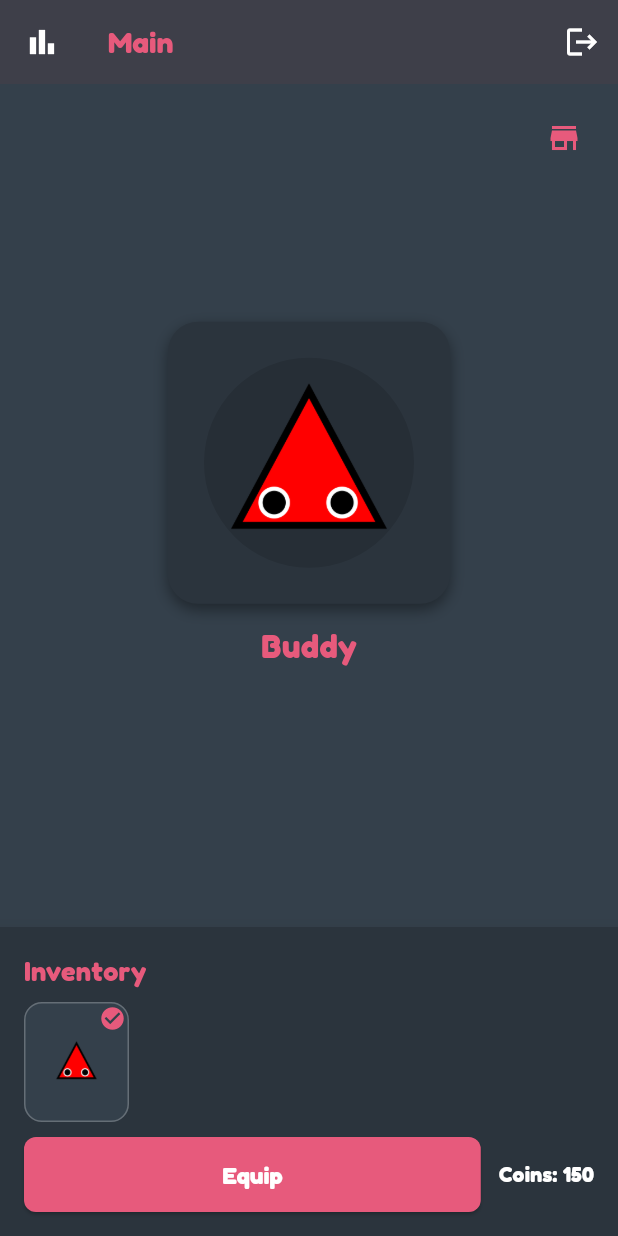
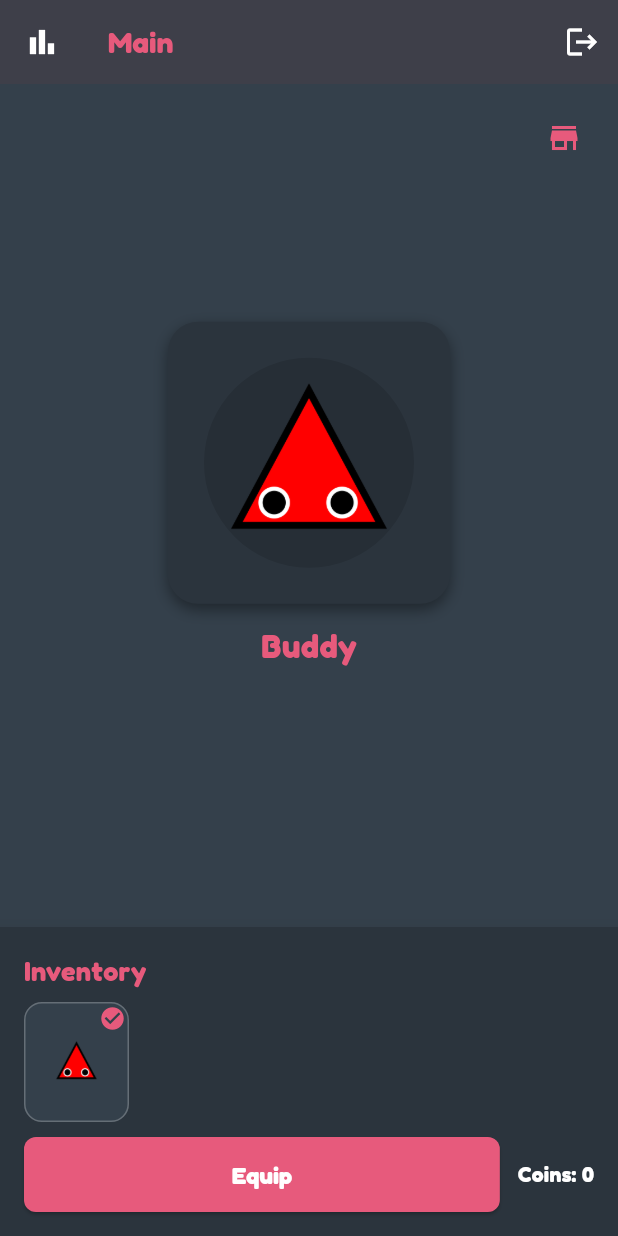
Before and after one commit to austinglashure/MobileScreenBuddy, a Flutter app: the MainView screen opened directly with empty values, on a phone screen of 412 x 824 dp. Run offline on Flutter 3.47's test engine with Material 3 defaults, Android fonts, the light colour scheme and no system bars; our stand-ins replace shared_preferences; accounts and stored records are empty; network calls fail.

Commit message:
added necessary packages offloaded some data to separate file integrated login api functionality integrated getting coins from api

```diff
--- a/screenbuddy_mobile/lib/main.dart
+++ b/screenbuddy_mobile/lib/main.dart
@@ -1,5 +1,10 @@
+import 'dart:convert';
 import 'dart:math';
 import 'package:flutter/material.dart';
+import 'package:http/http.dart' as http;
+import 'package:shared_preferences/shared_preferences.dart';
+
+import 'shop.dart';
 
 void main() => runApp(MyApp());
 
@@ -88,6 +93,7 @@ class AppState {
   bool loggedIn = false;
   int coins = 150;
   String? pendingEmailCode;
+  String? token;
 
   final List<AvatarItem> owned = [
     AvatarItem(
@@ -97,26 +103,7 @@ class AppState {
     ),
   ];
 
-  final List<AvatarItem> shop = [
-    AvatarItem(
-      assetPath: 'assets/buddies/triangle/triangleGreen.png',
-      name: "Green Buddy",
-      id: 1,
-      price: 50,
-    ),
-    AvatarItem(
-      assetPath: 'assets/buddies/triangle/triangleBlue.png',
-      name: "Blue Buddy",
-      id: 2,
-      price: 75,
-    ),
-    AvatarItem(
-      assetPath: 'assets/buddies/triangle/triangleOrange.png',
-      name: "Orange Buddy",
-      id: 3,
-      price: 100,
-    ),
-  ];
+  final List<AvatarItem> shop = shopList;
 
   int equippedId = 0;
 
@@ -143,19 +130,36 @@ class AppState {
     }
     return false;
   }
+
+  Future<int> getCoins() async {
+    final response = await http.get(
+      Uri.parse('https://cometcontacts4331.com/api/user'),
+      headers: {
+        'Content-Type': 'application/json',
+        'Authorization': 'Bearer $token',
+      },
+    );
+
+    if (response.statusCode != 200) {
+      print("Login failed by status code: ${response.statusCode}");
+      return 0;
     }
 
-class AvatarItem {
-  final String assetPath;
-  final String name;
-  final int id;
-  final int price;
-  AvatarItem({
-    required this.assetPath,
-    required this.name,
-    required this.id,
-    this.price = 0,
-  });
+    final body = response.body;
+    if (body.isEmpty) {
+      print("Login failed: Empty response body");
+      return 0;
+    }
+
+    final responseData = jsonDecode(body);
+    if (responseData['user'] == null) {
+      print("Login failed: No user data found");
+      return 0;
+    }
+
+    // coins = responseData['user']['coins'] ?? 0;
+    return responseData['user']['coins'] ?? 0;
+  }
 }
 
 /* ============================ AUTH SCREEN ============================== */
@@ -172,6 +176,7 @@ class _AuthScreenState extends State<AuthScreen> {
   final _formKey = GlobalKey<FormState>();
   String email = "";
   String password = "";
+  String username = "";
 
   InputDecoration _fieldDec(String label, IconData icon) => InputDecoration(
     labelText: label,
@@ -185,9 +190,34 @@ class _AuthScreenState extends State<AuthScreen> {
     ),
   );
 
-  void _handleSubmit() {
+  Future<void> _handleSubmit() async {
     _formKey.currentState?.save();
     if (showLogin) {
+      final response = await http.post(
+        Uri.parse('https://cometcontacts4331.com/api/login'),
+        body: jsonEncode({'username': username, 'password': password}),
+        headers: {'Content-Type': 'application/json'},
+      );
+
+      if (response.statusCode != 200) {
+        print("Login failed by status code: ${response.statusCode}");
+        return;
+      }
+
+      final body = response.body;
+      if (body.isEmpty) {
+        print("Login failed: Empty response body");
+        return;
+      }
+
+      final responseData = jsonDecode(body);
+      if (responseData['user'] == null) {
+        print("Login failed: No user data found");
+        return;
+      }
+
+      widget.state.token = responseData['token'];
+
       widget.state.loggedIn = true;
       Navigator.pushReplacement(
         context,
@@ -256,14 +286,33 @@ class _AuthScreenState extends State<AuthScreen> {
                     key: _formKey,
                     child: Column(
                       children: [
+                        showLogin
+                            ? const SizedBox.shrink()
+                            : Column(
+                                children: [
                                   TextFormField(
                                     style: const TextStyle(
                                       color: Colors.white,
                                       fontFamily: kFont,
                                     ),
                                     cursorColor: Colors.white,
-                          decoration: _fieldDec('Email', Icons.person),
+                                    decoration: _fieldDec(
+                                      'Email',
+                                      Icons.person_pin,
+                                    ),
                                     onSaved: (v) => email = v ?? '',
+                                  ),
+                                  const SizedBox(height: 16),
+                                ],
+                              ),
+                        TextFormField(
+                          style: const TextStyle(
+                            color: Colors.white,
+                            fontFamily: kFont,
+                          ),
+                          cursorColor: Colors.white,
+                          decoration: _fieldDec('Username', Icons.person),
+                          onSaved: (v) => username = v ?? '',
                         ),
                         const SizedBox(height: 16),
                         TextFormField(
@@ -568,6 +617,16 @@ class InventoryBar extends StatelessWidget {
 
   @override
   Widget build(BuildContext context) {
+    return FutureBuilder(
+      future: state.getCoins(),
+      builder: (context, snapshot) {
+        if (snapshot.hasData) {
+          state.coins = snapshot.data!;
+        } else if (snapshot.hasError) {
+          print("Error fetching coins: ${snapshot.error}");
+          state.coins = 0; // Fallback if error occurs
+        }
+
         return Material(
           elevation: 10,
           color: kDarkSurface,
@@ -644,6 +703,8 @@ class InventoryBar extends StatelessWidget {
               ],
             ),
           ),
+        );
+      },
     );
   }
 }
@@ -789,9 +850,7 @@ class _GoalsStatsViewState extends State<GoalsStatsView> {
               height: 200,
               child: CustomPaint(
                 painter: LineChartPainter(widget.state.dailyMinutes),
-                child: const Center(
-
-                ),
+                child: const Center(),
               ),
             ),
           ),
@@ -981,7 +1040,11 @@ class LineChartPainter extends CustomPainter {
     // Y labels
     for (double yVal = 0; yVal <= maxVal; yVal += dyStep) {
       final y = size.height - padding - (yVal / maxVal) * chartHeight;
-      canvas.drawLine(Offset(padding - 4, y), Offset(size.width - padding, y), axisPaint);
+      canvas.drawLine(
+        Offset(padding - 4, y),
+        Offset(size.width - padding, y),
+        axisPaint,
+      );
 
       final tp = TextPainter(
         text: TextSpan(text: yVal.toInt().toString(), style: labelStyle),
@@ -1001,9 +1064,16 @@ class LineChartPainter extends CustomPainter {
     }
 
     // X and Y lines
-    canvas.drawLine(Offset(padding, padding), Offset(padding, size.height - padding), axisPaint);
-    canvas.drawLine(Offset(padding, size.height - padding), Offset(size.width - padding, size.height - padding), axisPaint);
-
+    canvas.drawLine(
+      Offset(padding, padding),
+      Offset(padding, size.height - padding),
+      axisPaint,
+    );
+    canvas.drawLine(
+      Offset(padding, size.height - padding),
+      Offset(size.width - padding, size.height - padding),
+      axisPaint,
+    );
 
     // Title
 
@@ -1015,13 +1085,15 @@ class LineChartPainter extends CustomPainter {
       textDirection: TextDirection.ltr,
     )..layout();
 
-    titleTp.paint(canvas, Offset(
+    titleTp.paint(
+      canvas,
+      Offset(
         (size.width - titleTp.width) / 2,
         padding / 2 - titleTp.height / 2,
-    ));
+      ),
+    );
 
     /*-----------------------Drawing the Default Lines---------------------*/
-
 
     final averageMinutesPath = Path();
     for (int i = 0; i < averageDailyMinutes.length; i++) {
@@ -1040,7 +1112,10 @@ class LineChartPainter extends CustomPainter {
     // Middle of average line
     final avgMidIndex = (averageDailyMinutes.length / 2).floor();
     final avgMidX = padding + avgMidIndex * dx;
-    final avgMidY = size.height - padding - (averageDailyMinutes[avgMidIndex] / maxVal) * chartHeight;
+    final avgMidY =
+        size.height -
+        padding -
+        (averageDailyMinutes[avgMidIndex] / maxVal) * chartHeight;
 
     final avgLabel = TextPainter(
       text: const TextSpan(
@@ -1051,12 +1126,6 @@ class LineChartPainter extends CustomPainter {
     )..layout();
 
     avgLabel.paint(canvas, Offset(avgMidX - avgLabel.width / 2, avgMidY - 14));
-
-
-
-
-
-
 
     final healthyMinutesPath = Path();
     for (int i = 0; i < healthyDailyMinutes.length; i++) {
@@ -1075,7 +1144,10 @@ class LineChartPainter extends CustomPainter {
     // Middle of healthy line
     final healthyMidIndex = (healthyDailyMinutes.length / 2).floor();
     final healthyMidX = padding + healthyMidIndex * dx;
-    final healthyMidY = size.height - padding - (healthyDailyMinutes[healthyMidIndex] / maxVal) * chartHeight;
+    final healthyMidY =
+        size.height -
+        padding -
+        (healthyDailyMinutes[healthyMidIndex] / maxVal) * chartHeight;
 
     final healthyLabel = TextPainter(
       text: const TextSpan(
@@ -1085,10 +1157,10 @@ class LineChartPainter extends CustomPainter {
       textDirection: TextDirection.ltr,
     )..layout();
 
-    healthyLabel.paint(canvas, Offset(healthyMidX - healthyLabel.width / 2, healthyMidY - 14));
-
-
-
+    healthyLabel.paint(
+      canvas,
+      Offset(healthyMidX - healthyLabel.width / 2, healthyMidY - 14),
+    );
 
     canvas.drawPath(averageMinutesPath, averageMinutesColor);
     canvas.drawPath(healthyMinutesPath, healthyMinutesColor);
@@ -1115,13 +1187,16 @@ class LineChartPainter extends CustomPainter {
     final userLabel = TextPainter(
       text: const TextSpan(
         text: "You",
-        style: TextStyle(color: Colors.white70, fontSize: 12, fontWeight: FontWeight.bold),
+        style: TextStyle(
+          color: Colors.white70,
+          fontSize: 12,
+          fontWeight: FontWeight.bold,
+        ),
       ),
       textDirection: TextDirection.ltr,
     )..layout();
 
     userLabel.paint(canvas, Offset(userX + 4, userY - 6));
-
   }
 
   @override
@@ -1198,10 +1273,7 @@ class BarChart extends StatelessWidget {
                 child: Center(
                   child: Text(
                     days[i],
-                    style: const TextStyle(
-                      color: Colors.white70,
-                      fontSize: 10,
-                    ),
+                    style: const TextStyle(color: Colors.white70, fontSize: 10),
                   ),
                 ),
               );
--- /dev/null
+++ b/screenbuddy_mobile/lib/shop.dart
@@ -0,0 +1,219 @@
+class AvatarItem {
+  final String assetPath;
+  final String name;
+  final int id;
+  final int price;
+  AvatarItem({
+    required this.assetPath,
+    required this.name,
+    required this.id,
+    this.price = 0,
+  });
+}
+
+final List<AvatarItem> shopList = [
+  AvatarItem(
+    assetPath: 'assets/buddies/triangle/triangleGreen.png',
+    name: "Green Triangle",
+    id: 1,
+    price: 100,
+  ),
+  AvatarItem(
+    assetPath: 'assets/buddies/triangle/triangleBlue.png',
+    name: "Blue Triangle",
+    id: 2,
+    price: 100,
+  ),
+  AvatarItem(
+    assetPath: 'assets/buddies/triangle/triangleOrange.png',
+    name: "Orange Triangle",
+    id: 3,
+    price: 100,
+  ),
+  AvatarItem(
+    assetPath: 'assets/buddies/triangle/triangleWhite.png',
+    name: "White Triangle",
+    id: 4,
+    price: 100,
+  ),
+  AvatarItem(
+    assetPath: 'assets/buddies/triangle/triangleBlack.png',
+    name: "Black Triangle",
+    id: 5,
+    price: 100,
+  ),
+  AvatarItem(
+    assetPath: 'assets/buddies/triangle/trianglePink.png',
+    name: "Pink Triangle",
+    id: 6,
+    price: 100,
+  ),
+  AvatarItem(
+    assetPath: 'assets/buddies/square/squareRed.png',
+    name: "Red square",
+    id: 7,
+    price: 250,
+  ),
+  AvatarItem(
+    assetPath: 'assets/buddies/square/squareGreen.png',
+    name: "Green square",
+    id: 8,
+    price: 250,
+  ),
+  AvatarItem(
+    assetPath: 'assets/buddies/square/squareBlue.png',
+    name: "Blue square",
+    id: 9,
+    price: 250,
+  ),
+  AvatarItem(
+    assetPath: 'assets/buddies/square/squareOrange.png',
+    name: "Orange square",
+    id: 10,
+    price: 250,
+  ),
+  AvatarItem(
+    assetPath: 'assets/buddies/square/squareWhite.png',
+    name: "White square",
+    id: 11,
+    price: 250,
+  ),
+  AvatarItem(
+    assetPath: 'assets/buddies/square/squareBlack.png',
+    name: "Black square",
+    id: 12,
+    price: 250,
+  ),
+  AvatarItem(
+    assetPath: 'assets/buddies/square/squarePink.png',
+    name: "Pink square",
+    id: 13,
+    price: 250,
+  ),
+  AvatarItem(
+    assetPath: 'assets/buddies/pentagon/pentagonRed.png',
+    name: "Red pentagon",
+    id: 14,
+    price: 500,
+  ),
+  AvatarItem(
+    assetPath: 'assets/buddies/pentagon/pentagonGreen.png',
+    name: "Green pentagon",
+    id: 15,
+    price: 500,
+  ),
+  AvatarItem(
+    assetPath: 'assets/buddies/pentagon/pentagonBlue.png',
+    name: "Blue pentagon",
+    id: 16,
+    price: 500,
+  ),
+  AvatarItem(
+    assetPath: 'assets/buddies/pentagon/pentagonOrange.png',
+    name: "Orange pentagon",
+    id: 17,
+    price: 500,
+  ),
+  AvatarItem(
+    assetPath: 'assets/buddies/pentagon/pentagonWhite.png',
+    name: "White pentagon",
+    id: 18,
+    price: 500,
+  ),
+  AvatarItem(
+    assetPath: 'assets/buddies/pentagon/pentagonBlack.png',
+    name: "Black pentagon",
+    id: 19,
+    price: 500,
+  ),
+  AvatarItem(
+    assetPath: 'assets/buddies/pentagon/pentagonPink.png',
+    name: "Pink pentagon",
+    id: 20,
+    price: 500,
+  ),
+  AvatarItem(
+    assetPath: 'assets/buddies/hexagon/hexagonRed.png',
+    name: "Red hexagon",
+    id: 21,
+    price: 1000,
+  ),
+  AvatarItem(
+    assetPath: 'assets/buddies/hexagon/hexagonGreen.png',
+    name: "Green hexagon",
+    id: 22,
+    price: 1000,
+  ),
+  AvatarItem(
+    assetPath: 'assets/buddies/hexagon/hexagonBlue.png',
+    name: "Blue hexagon",
+    id: 23,
+    price: 1000,
+  ),
+  AvatarItem(
+    assetPath: 'assets/buddies/hexagon/hexagonOrange.png',
+    name: "Orange hexagon",
+    id: 24,
+    price: 1000,
+  ),
+  AvatarItem(
+    assetPath: 'assets/buddies/hexagon/hexagonWhite.png',
+    name: "White hexagon",
+    id: 25,
+    price: 1000,
+  ),
+  AvatarItem(
+    assetPath: 'assets/buddies/hexagon/hexagonBlack.png',
+    name: "Black hexagon",
+    id: 26,
+    price: 1000,
+  ),
+  AvatarItem(
+    assetPath: 'assets/buddies/hexagon/hexagonPink.png',
+    name: "Pink hexagon",
+    id: 27,
+    price: 1000,
+  ),
+  AvatarItem(
+    assetPath: 'assets/buddies/circle/circleRed.png',
+    name: "Red circle",
+    price: 2000,
+    id: 28,
+  ),
+  AvatarItem(
+    assetPath: 'assets/buddies/circle/circleGreen.png',
+    name: "Green circle",
+    id: 29,
+    price: 2000,
+  ),
+  AvatarItem(
+    assetPath: 'assets/buddies/circle/circleBlue.png',
+    name: "Blue circle",
+    id: 30,
+    price: 2000,
+  ),
+  AvatarItem(
+    assetPath: 'assets/buddies/circle/circleOrange.png',
+    name: "Orange circle",
+    id: 31,
+    price: 2000,
+  ),
+  AvatarItem(
+    assetPath: 'assets/buddies/circle/circleWhite.png',
+    name: "White circle",
+    id: 32,
+    price: 2000,
+  ),
+  AvatarItem(
+    assetPath: 'assets/buddies/circle/circleBlack.png',
+    name: "Black circle",
+    id: 33,
+    price: 2000,
+  ),
+  AvatarItem(
+    assetPath: 'assets/buddies/circle/circlePink.png',
+    name: "Pink circle",
+    id: 34,
+    price: 2000,
+  ),
+];
--- a/screenbuddy_mobile/pubspec.yaml
+++ b/screenbuddy_mobile/pubspec.yaml
@@ -35,6 +35,8 @@ dependencies:
   # Use with the CupertinoIcons class for iOS style icons.
   cupertino_icons: ^1.0.8
   provider: ^6.1.5
+  http: ^1.4.0
+  shared_preferences: ^2.5.3
 
 dev_dependencies:
   flutter_test:
```
Also changed, not shown: screenbuddy_mobile/pubspec.lock. Lines whose indentation alone changed are shown as unchanged.
